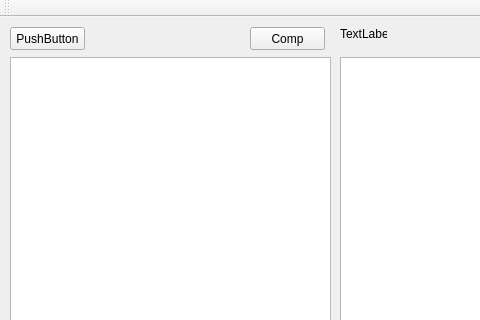
Qt form mainwindow.ui (Jordan-Lin/Audio-Streaming-Service) before a commit; both pictures show x 0 to 480 and y 0 to 320 of the 1063 by 714 pixel window.
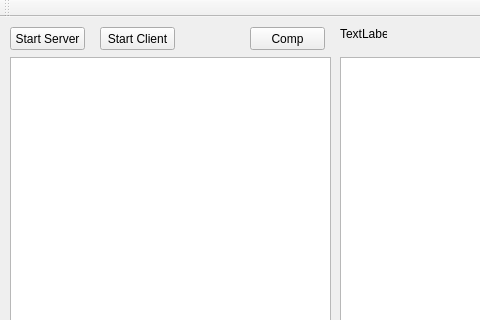
The same form after that commit.

Diff of the .ui file:
```diff
--- a/mainwindow.ui
+++ b/mainwindow.ui
@@ -24,7 +24,7 @@
      </rect>
     </property>
     <property name="text">
-     <string>PushButton</string>
+     <string>Start Server</string>
     </property>
    </widget>
    <widget class="QTextBrowser" name="debugLog">
@@ -83,6 +83,19 @@
      <string>TextLabel</string>
     </property>
    </widget>
+   <widget class="QPushButton" name="pushButton_3">
+    <property name="geometry">
+     <rect>
+      <x>100</x>
+      <y>10</y>
+      <width>75</width>
+      <height>23</height>
+     </rect>
+    </property>
+    <property name="text">
+     <string>Start Client</string>
+    </property>
+   </widget>
   </widget>
   <widget class="QMenuBar" name="menuBar">
    <property name="geometry">
```
